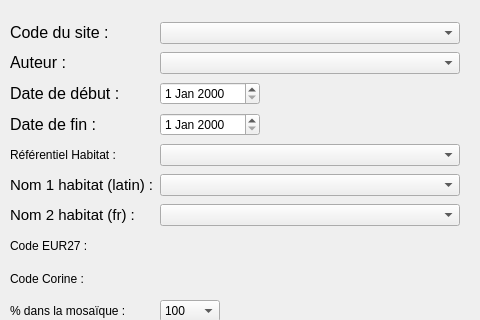
CEN-Hauts-de-France/bdhabnat_cenhdf, file ui_bdhabnat_dialog.ui: the form before one commit; both pictures show x 0 to 480 and y 0 to 320 of the 754 by 493 pixel window.
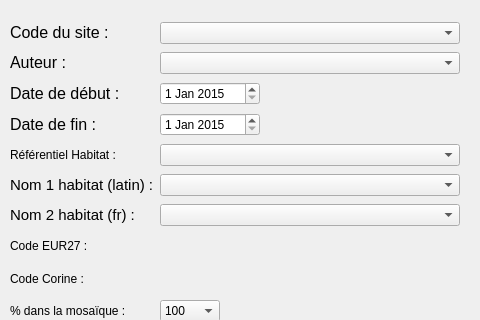
The form after the commit.

Commit message: Année d'inventaire par défaut. Nettoyage du code.

The edit to the form file:
```diff
--- a/ui_bdhabnat_dialog.ui
+++ b/ui_bdhabnat_dialog.ui
@@ -246,6 +246,13 @@
         <height>16777215</height>
        </size>
       </property>
+      <property name="date">
+       <date>
+        <year>2015</year>
+        <month>1</month>
+        <day>1</day>
+       </date>
+      </property>
      </widget>
     </item>
     <item row="4" column="0">
@@ -556,6 +563,13 @@
         <height>16777215</height>
        </size>
       </property>
+      <property name="date">
+       <date>
+        <year>2015</year>
+        <month>1</month>
+        <day>1</day>
+       </date>
+      </property>
      </widget>
     </item>
     <item row="3" column="0">
```
The commit also changes 1 other file.
